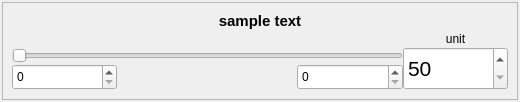
Above: lattice/clients/qtui/sliderspin.ui from HaeffnerLab/HaeffnerLabLattice before the change. Below: the same form after it.
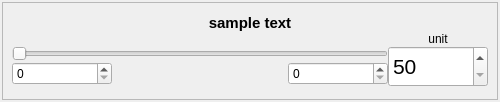
That is the form after the change.

```diff
--- a/lattice/clients/qtui/sliderspin.ui
+++ b/lattice/clients/qtui/sliderspin.ui
@@ -6,26 +6,26 @@
    <rect>
     <x>0</x>
     <y>0</y>
-    <width>520</width>
+    <width>500</width>
     <height>102</height>
    </rect>
   </property>
   <property name="sizePolicy">
-   <sizepolicy hsizetype="Preferred" vsizetype="Minimum">
+   <sizepolicy hsizetype="MinimumExpanding" vsizetype="Fixed">
     <horstretch>0</horstretch>
     <verstretch>0</verstretch>
    </sizepolicy>
   </property>
   <property name="minimumSize">
    <size>
-    <width>0</width>
-    <height>0</height>
+    <width>500</width>
+    <height>102</height>
    </size>
   </property>
   <property name="maximumSize">
    <size>
-    <width>700</width>
-    <height>120</height>
+    <width>16777215</width>
+    <height>16777215</height>
    </size>
   </property>
   <property name="windowTitle">
@@ -41,7 +41,7 @@
    <item>
     <widget class="QFrame" name="frame_2">
      <property name="sizePolicy">
-      <sizepolicy hsizetype="Preferred" vsizetype="Minimum">
+      <sizepolicy hsizetype="Minimum" vsizetype="Fixed">
        <horstretch>0</horstretch>
        <verstretch>0</verstretch>
       </sizepolicy>
@@ -70,7 +70,7 @@
         <item row="2" column="0" colspan="3">
          <widget class="QSlider" name="slider">
           <property name="sizePolicy">
-           <sizepolicy hsizetype="Preferred" vsizetype="Minimum">
+           <sizepolicy hsizetype="Preferred" vsizetype="Fixed">
             <horstretch>0</horstretch>
             <verstretch>0</verstretch>
            </sizepolicy>
@@ -94,11 +94,17 @@
         <item row="3" column="0">
          <widget class="QSpinBox" name="minrange">
           <property name="sizePolicy">
-           <sizepolicy hsizetype="Preferred" vsizetype="Minimum">
+           <sizepolicy hsizetype="Fixed" vsizetype="Fixed">
             <horstretch>0</horstretch>
             <verstretch>0</verstretch>
            </sizepolicy>
           </property>
+          <property name="minimumSize">
+           <size>
+            <width>100</width>
+            <height>0</height>
+           </size>
+          </property>
           <property name="keyboardTracking">
            <bool>false</bool>
           </property>
@@ -107,11 +113,17 @@
         <item row="3" column="2">
          <widget class="QSpinBox" name="maxrange">
           <property name="sizePolicy">
-           <sizepolicy hsizetype="Preferred" vsizetype="Minimum">
+           <sizepolicy hsizetype="Fixed" vsizetype="Fixed">
             <horstretch>0</horstretch>
             <verstretch>0</verstretch>
            </sizepolicy>
           </property>
+          <property name="minimumSize">
+           <size>
+            <width>100</width>
+            <height>0</height>
+           </size>
+          </property>
           <property name="keyboardTracking">
            <bool>false</bool>
           </property>
@@ -120,7 +132,7 @@
         <item row="1" column="3">
          <widget class="QLabel" name="unit">
           <property name="sizePolicy">
-           <sizepolicy hsizetype="Preferred" vsizetype="Minimum">
+           <sizepolicy hsizetype="Preferred" vsizetype="Fixed">
             <horstretch>0</horstretch>
             <verstretch>0</verstretch>
            </sizepolicy>
@@ -139,11 +151,11 @@
            <enum>Qt::Horizontal</enum>
           </property>
           <property name="sizeType">
-           <enum>QSizePolicy::Ignored</enum>
+           <enum>QSizePolicy::MinimumExpanding</enum>
           </property>
           <property name="sizeHint" stdset="0">
            <size>
-            <width>180</width>
+            <width>10</width>
             <height>26</height>
            </size>
           </property>
@@ -152,7 +164,7 @@
         <item row="0" column="0" colspan="4">
          <widget class="QLabel" name="title">
           <property name="sizePolicy">
-           <sizepolicy hsizetype="Preferred" vsizetype="Fixed">
+           <sizepolicy hsizetype="MinimumExpanding" vsizetype="Fixed">
             <horstretch>0</horstretch>
             <verstretch>0</verstretch>
            </sizepolicy>
@@ -175,11 +187,17 @@
         <item row="2" column="3" rowspan="2">
          <widget class="QSpinBox" name="spin">
           <property name="sizePolicy">
-           <sizepolicy hsizetype="Preferred" vsizetype="Minimum">
+           <sizepolicy hsizetype="Fixed" vsizetype="Minimum">
             <horstretch>0</horstretch>
             <verstretch>0</verstretch>
            </sizepolicy>
           </property>
+          <property name="minimumSize">
+           <size>
+            <width>100</width>
+            <height>0</height>
+           </size>
+          </property>
           <property name="maximumSize">
            <size>
             <width>16777215</width>
```
